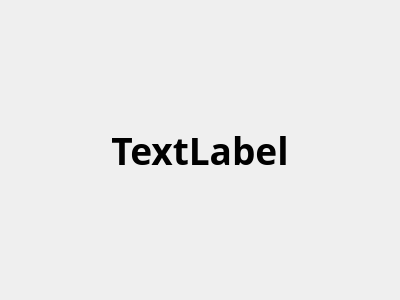
Above: DxTraditionUi/screen/screen.ui from flywingsky/Droid4XRebuildUI before the change. Below: the same form after it.
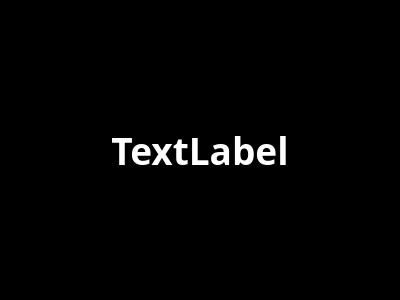
That is the form after the change.

```diff
--- a/DxTraditionUi/screen/screen.ui
+++ b/DxTraditionUi/screen/screen.ui
@@ -14,6 +14,21 @@
    <string>Form</string>
   </property>
   <layout class="QHBoxLayout" name="horizontalLayout">
+   <property name="spacing">
+    <number>0</number>
+   </property>
+   <property name="leftMargin">
+    <number>0</number>
+   </property>
+   <property name="topMargin">
+    <number>0</number>
+   </property>
+   <property name="rightMargin">
+    <number>0</number>
+   </property>
+   <property name="bottomMargin">
+    <number>0</number>
+   </property>
    <item>
     <widget class="QLabel" name="label">
      <property name="font">
@@ -24,6 +39,10 @@
        <bold>true</bold>
       </font>
      </property>
+     <property name="styleSheet">
+      <string notr="true">background-color: rgb(0, 0, 0);
+color: rgb(255, 255, 255);</string>
+     </property>
      <property name="text">
       <string>TextLabel</string>
      </property>
```
